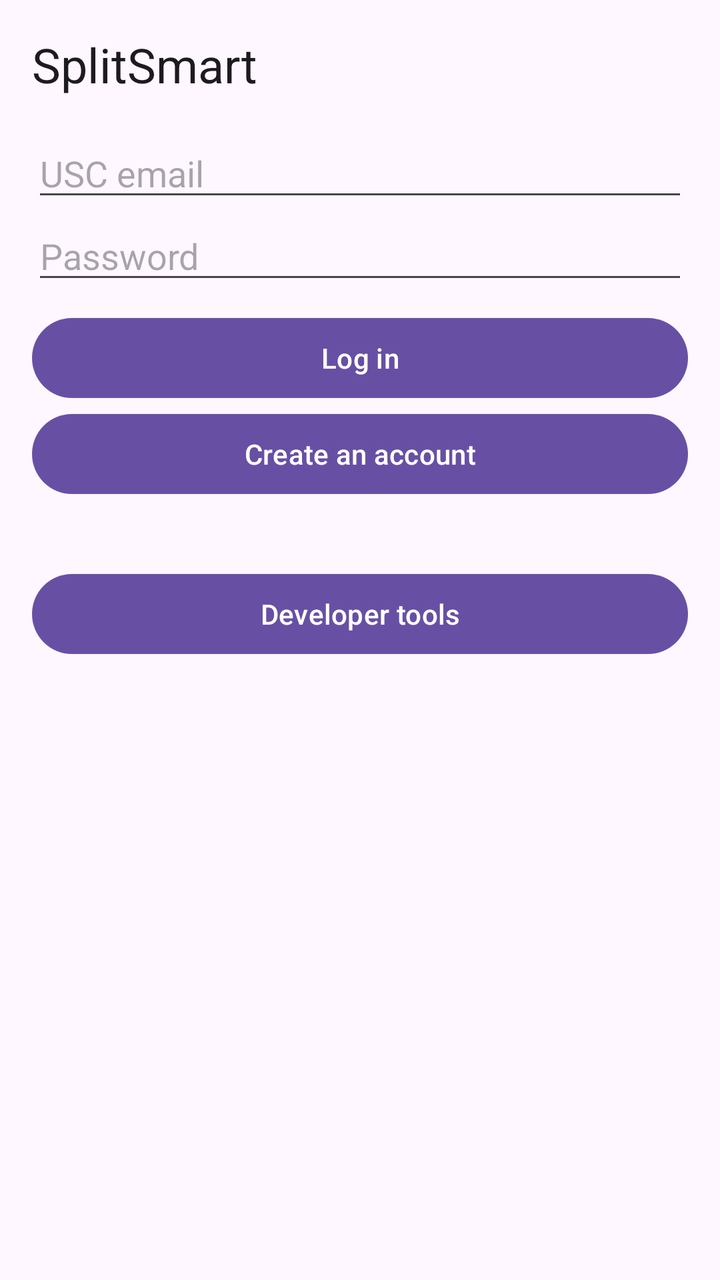
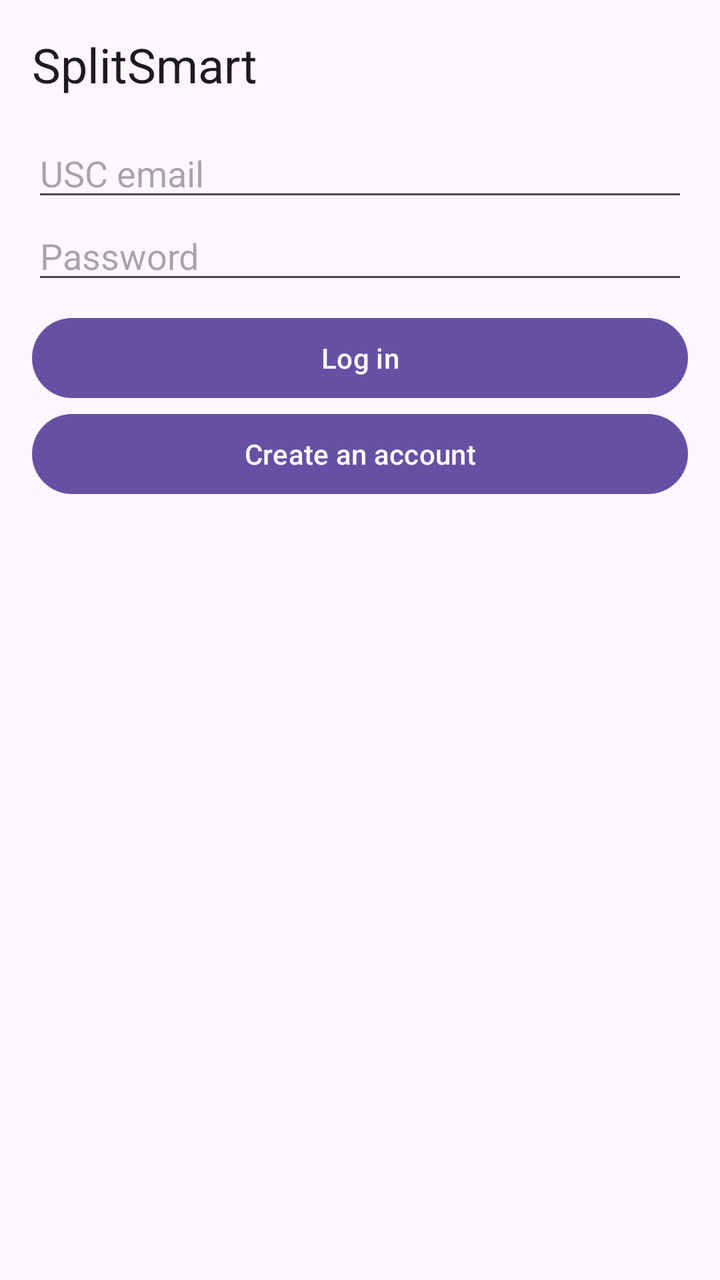

Screens rendered from an Android XML layout before and after an edit, with the pre-edit source and the edit as a unified diff.
<!-- AndroidManifest.xml: application theme Theme.SplitSmartGroup19 -->
<!-- res/layout/activity_login.xml -->
<?xml version="1.0" encoding="utf-8"?>
<LinearLayout xmlns:android="http://schemas.android.com/apk/res/android"
    android:id="@+id/main"
    android:layout_width="match_parent"
    android:layout_height="match_parent"
    android:orientation="vertical"
    android:padding="16dp">

    <TextView
        android:layout_width="wrap_content"
        android:layout_height="wrap_content"
        android:layout_marginBottom="16dp"
        android:text="SplitSmart"
        android:textAppearance="?attr/textAppearanceHeadlineSmall" />

    <EditText
        android:id="@+id/editEmail"
        android:layout_width="match_parent"
        android:layout_height="wrap_content"
        android:autofillHints="none"
        android:hint="USC email"
        android:inputType="textEmailAddress" />

    <EditText
        android:id="@+id/editPassword"
        android:layout_width="match_parent"
        android:layout_height="wrap_content"
        android:autofillHints="none"
        android:hint="Password"
        android:inputType="textPassword" />

    <TextView
        android:id="@+id/textLoginError"
        android:layout_width="match_parent"
        android:layout_height="wrap_content"
        android:textColor="?attr/colorError"
        android:visibility="gone" />

    <Button
        android:id="@+id/buttonLogin"
        android:layout_width="match_parent"
        android:layout_height="wrap_content"
        android:layout_marginTop="8dp"
        android:text="Log in" />

    <Button
        android:id="@+id/buttonSignUp"
        android:layout_width="match_parent"
        android:layout_height="wrap_content"
        android:text="Create an account" />

    
    <Button
        android:id="@+id/buttonDevTools"
        android:layout_width="match_parent"
        android:layout_height="wrap_content"
        android:layout_marginTop="32dp"
        android:text="Developer tools" />

</LinearLayout>
<!-- resources referenced by this layout -->
<resources>
  <style name="Theme.SplitSmartGroup19" parent="Base.Theme.SplitSmartGroup19" />
  <style name="Base.Theme.SplitSmartGroup19" parent="Theme.Material3.DayNight.NoActionBar">
          
          
      </style>
</resources>

<!-- the commit's change to res/layout/activity_login.xml (unified diff, before → after) -->
@@ -49,12 +49,4 @@
         android:layout_height="wrap_content"
         android:text="Create an account" />
 
-    
-    <Button
-        android:id="@+id/buttonDevTools"
-        android:layout_width="match_parent"
-        android:layout_height="wrap_content"
-        android:layout_marginTop="32dp"
-        android:text="Developer tools" />
-
 </LinearLayout>
